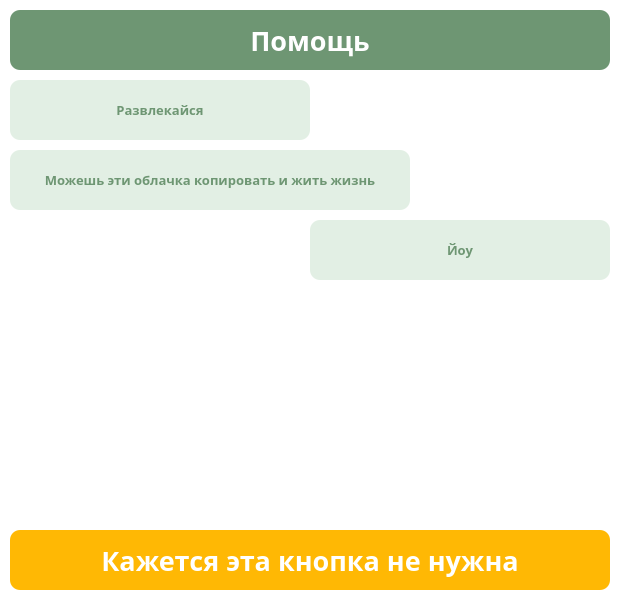
Old version of the form ui/HelpWindow.ui in the repository den4ik2975/courseWork.
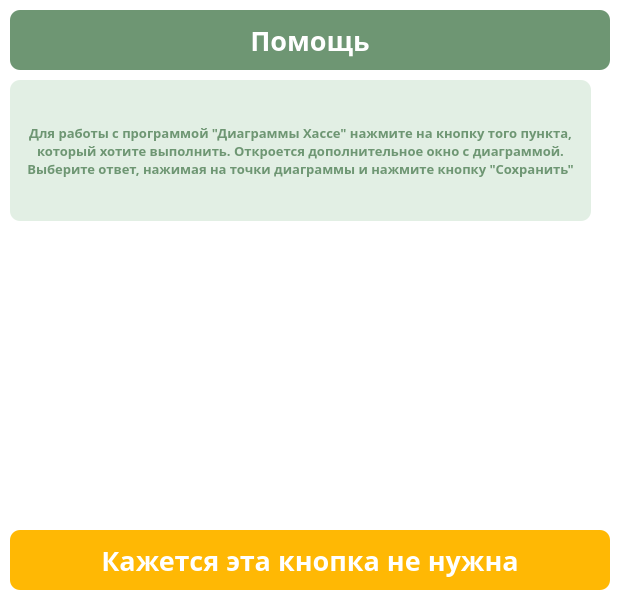
New version of the form.

```diff
--- a/ui/HelpWindow.ui
+++ b/ui/HelpWindow.ui
@@ -57,8 +57,8 @@
     <rect>
      <x>10</x>
      <y>80</y>
-     <width>300</width>
-     <height>60</height>
+     <width>581</width>
+     <height>141</height>
     </rect>
    </property>
    <property name="font">
@@ -75,71 +75,16 @@
 border-radius: 10px;</string>
    </property>
    <property name="text">
-    <string>Развлекайся</string>
+    <string>Для работы с программой &quot;Диаграммы Хассе&quot; нажмите на кнопку того пункта, который хотите выполнить. Откроется дополнительное окно с диаграммой. Выберите ответ, нажимая на точки диаграммы и нажмите кнопку &quot;Сохранить&quot;</string>
    </property>
    <property name="alignment">
     <set>Qt::AlignCenter</set>
    </property>
-  </widget>
-  <widget class="QLabel" name="label_8">
-   <property name="geometry">
-    <rect>
-     <x>10</x>
-     <y>150</y>
-     <width>400</width>
-     <height>60</height>
-    </rect>
+   <property name="wordWrap">
+    <bool>true</bool>
    </property>
-   <property name="font">
-    <font>
-     <family>Century Gothic</family>
-     <pointsize>10</pointsize>
-     <weight>75</weight>
-     <bold>true</bold>
-    </font>
-   </property>
-   <property name="styleSheet">
-    <string notr="true">background-color: #E2EFE4;
-color: #6e9673;
-border-radius: 10px;</string>
-   </property>
-   <property name="text">
-    <string>Можешь эти облачка копировать и жить жизнь</string>
-   </property>
-   <property name="alignment">
-    <set>Qt::AlignCenter</set>
-   </property>
   </widget>
-  <widget class="QLabel" name="label_9">
-   <property name="geometry">
-    <rect>
-     <x>310</x>
-     <y>220</y>
-     <width>300</width>
-     <height>60</height>
-    </rect>
-   </property>
-   <property name="font">
-    <font>
-     <family>Century Gothic</family>
-     <pointsize>10</pointsize>
-     <weight>75</weight>
-     <bold>true</bold>
-    </font>
-   </property>
-   <property name="styleSheet">
-    <string notr="true">background-color: #E2EFE4;
-color: #6e9673;
-border-radius: 10px;</string>
-   </property>
-   <property name="text">
-    <string>Йоу</string>
-   </property>
-   <property name="alignment">
-    <set>Qt::AlignCenter</set>
-   </property>
-  </widget>
-  <widget class="QPushButton" name="startButton">
+  <widget class="QPushButton" name="closeButton">
    <property name="geometry">
     <rect>
      <x>10</x>
```
